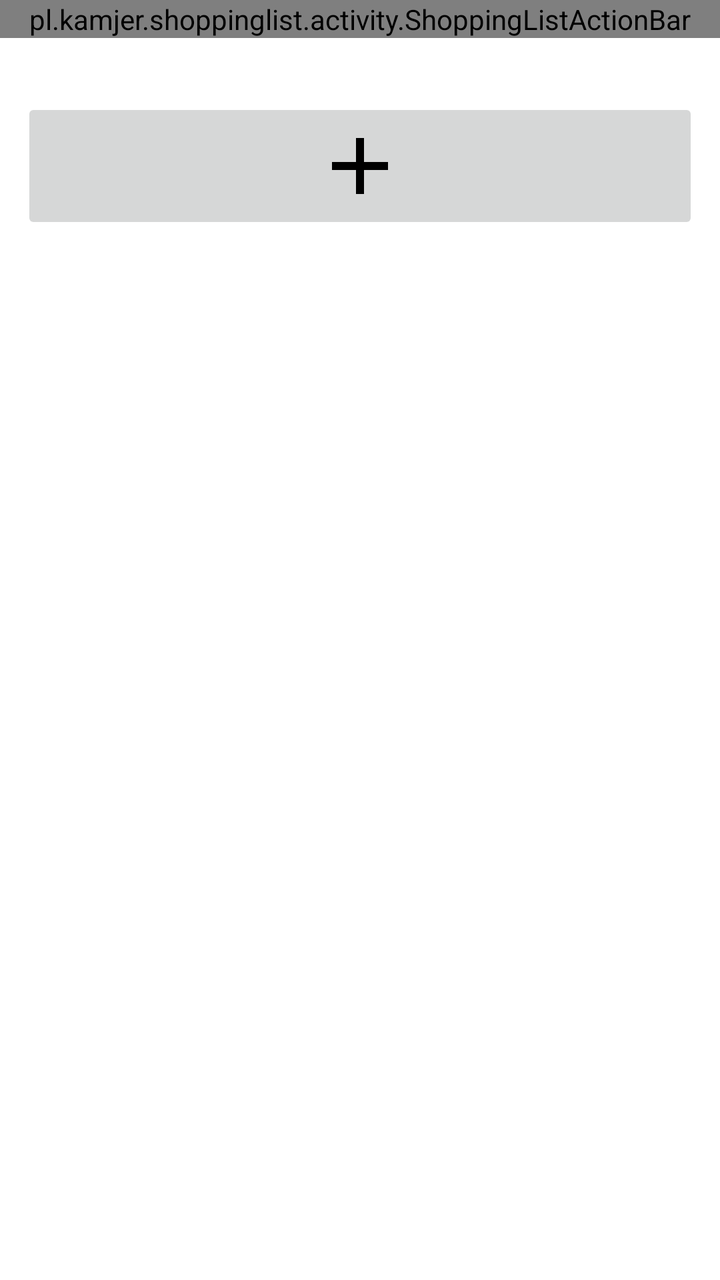
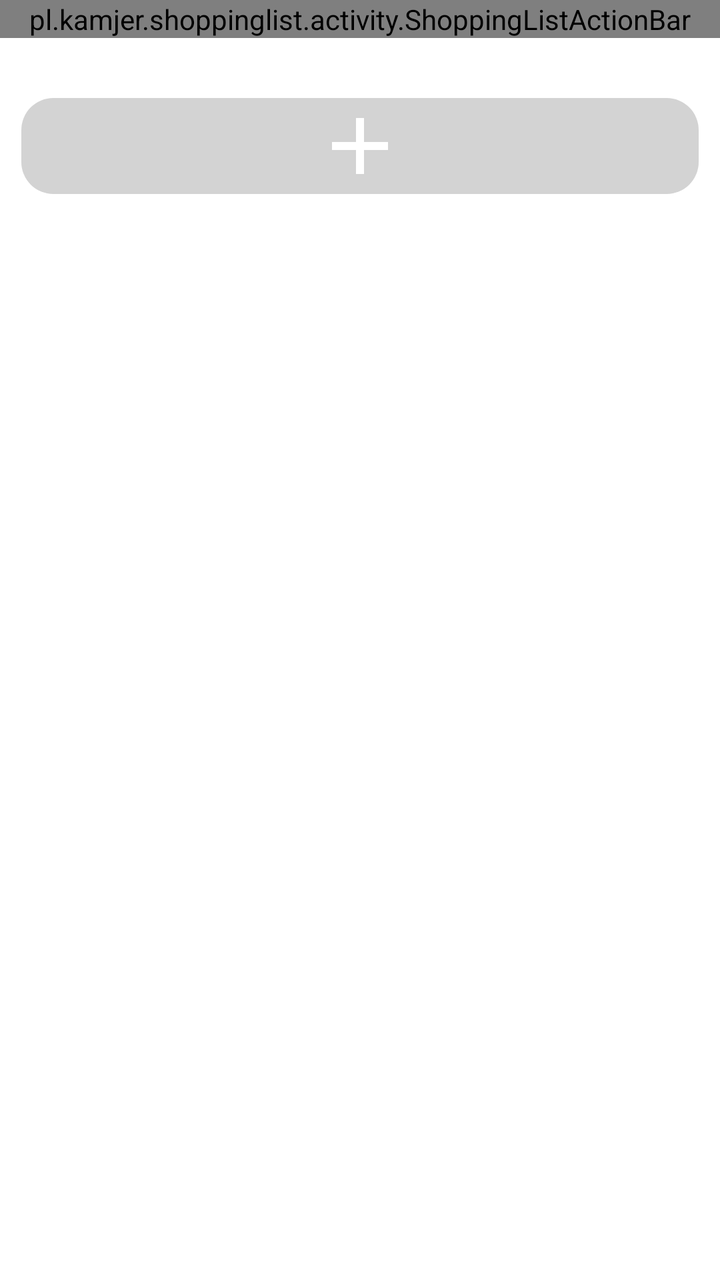

Compare the two renders of this Android layout. The source of the first and the diff that turns it into the second are given below.
<!-- AndroidManifest.xml: application theme Theme.ShoppingList -->
<!-- res/layout/amount_type_activity_layout.xml -->
<?xml version="1.0" encoding="utf-8"?>
<ScrollView xmlns:android="http://schemas.android.com/apk/res/android"
    xmlns:app="http://schemas.android.com/apk/res-auto"
    xmlns:tools="http://schemas.android.com/tools"
    android:id="@+id/amount_type_activity_id"
    android:layout_width="match_parent"
    android:layout_height="match_parent">

    <androidx.constraintlayout.widget.ConstraintLayout
        android:layout_width="match_parent"
        android:layout_height="wrap_content">

        <pl.kamjer.shoppinglist.activity.ShoppingListActionBar
            android:id="@+id/appBar"
            android:layout_width="match_parent"
            android:layout_height="match_parent"
            tools:ignore="MissingConstraints" />

        <androidx.recyclerview.widget.RecyclerView
            android:id="@+id/amountTypeRecyclerView"
            android:layout_width="0dp"
            android:layout_height="wrap_content"
            android:paddingTop="15dp"
            app:layout_constraintEnd_toStartOf="@+id/guideline10"
            app:layout_constraintStart_toStartOf="@+id/guideline9"
            app:layout_constraintTop_toBottomOf="@+id/appBar" />

        <LinearLayout
            android:layout_width="0dp"
            android:layout_height="wrap_content"
            android:paddingTop="15dp"
            app:layout_constraintEnd_toStartOf="@+id/guideline10"
            app:layout_constraintStart_toStartOf="@+id/guideline9"
            app:layout_constraintTop_toBottomOf="@+id/amountTypeRecyclerView">

            <ImageButton
                android:id="@+id/addNewAmountTypeDialogButton"
                android:layout_width="0dp"
                android:layout_height="wrap_content"
                android:layout_weight="1"
                android:contentDescription="@string/adding_category_desc"
                android:src="@drawable/baseline_add_24" />
        </LinearLayout>

        <androidx.constraintlayout.widget.Guideline
            android:id="@+id/guideline9"
            android:layout_width="wrap_content"
            android:layout_height="wrap_content"
            android:orientation="vertical"
            app:layout_constraintGuide_percent="0.03" />

        <androidx.constraintlayout.widget.Guideline
            android:id="@+id/guideline10"
            android:layout_width="wrap_content"
            android:layout_height="wrap_content"
            android:orientation="vertical"
            app:layout_constraintGuide_percent="0.97" />

        <androidx.constraintlayout.widget.Guideline
            android:id="@+id/guideline12"
            android:layout_width="wrap_content"
            android:layout_height="wrap_content"
            android:orientation="horizontal"
            app:layout_constraintGuide_percent="0.97" />
    </androidx.constraintlayout.widget.ConstraintLayout>




</ScrollView>
<!-- resources referenced by this layout -->
<resources>
  <!-- drawable baseline_add_24 (drawable) -->
  <vector xmlns:android="http://schemas.android.com/apk/res/android" android:height="48dp" android:tint="#000000" android:viewportHeight="24" android:viewportWidth="24" android:width="48dp">
        
      <path android:fillColor="@android:color/white" android:pathData="M19,13h-6v6h-2v-6H5v-2h6V5h2v6h6v2z"/>
      
  </vector>
  <string name="adding_category_desc">Adding category</string>
  <style name="Theme.ShoppingList" parent="Theme.MaterialComponents.DayNight.NoActionBar">
          
          <item name="colorPrimary">@color/light_gray</item>
          <item name="colorPrimaryVariant">@color/gray</item>
          <item name="colorOnPrimary">@color/white</item>
          
          <item name="colorSecondary">@color/teal_200</item>
          <item name="colorSecondaryVariant">@color/teal_700</item>
          <item name="colorOnSecondary">@color/black</item>
          
          <item name="android:statusBarColor">?attr/colorPrimaryVariant</item>
          
      </style>
  <color name="light_gray">#FFD3D3D3</color>
  <color name="gray">#FF808080</color>s
  <color name="white">#FFFFFFFF</color>
  <color name="teal_200">#FF03DAC5</color>
  <color name="teal_700">#FF018786</color>
  <color name="black">#FF000000</color>
</resources>

<!-- the commit's change to res/layout/amount_type_activity_layout.xml (unified diff, before → after) -->
@@ -36,10 +36,14 @@
             <ImageButton
                 android:id="@+id/addNewAmountTypeDialogButton"
                 android:layout_width="0dp"
-                android:layout_height="wrap_content"
+                android:layout_height="@dimen/icon_button_min_size"
                 android:layout_weight="1"
+                android:background="@drawable/ripple_rounded_primary"
                 android:contentDescription="@string/adding_category_desc"
-                android:src="@drawable/baseline_add_24" />
+                android:minHeight="@dimen/icon_button_min_size"
+                android:padding="10dp"
+                android:src="@drawable/baseline_add_24"
+                app:tint="?attr/colorOnPrimary" />
         </LinearLayout>
 
         <androidx.constraintlayout.widget.Guideline
<!-- resource entries referenced after the edit -->
@@ -1,11 +1,23 @@
 <!-- resources referenced by this layout -->
 <resources>
+  <dimen name="icon_button_min_size">48dp</dimen>
   <!-- drawable baseline_add_24 (drawable) -->
   <vector xmlns:android="http://schemas.android.com/apk/res/android" android:height="48dp" android:tint="#000000" android:viewportHeight="24" android:viewportWidth="24" android:width="48dp">
         
       <path android:fillColor="@android:color/white" android:pathData="M19,13h-6v6h-2v-6H5v-2h6V5h2v6h6v2z"/>
       
   </vector>
+  <!-- drawable ripple_rounded_primary (drawable) -->
+  <?xml version="1.0" encoding="utf-8"?>
+  <ripple xmlns:android="http://schemas.android.com/apk/res/android"
+      android:color="?attr/colorControlHighlight">
+      <item>
+          <shape android:shape="rectangle">
+              <corners android:radius="@dimen/corner_radius_button" />
+              <solid android:color="?attr/colorPrimary" />
+          </shape>
+      </item>
+  </ripple>
   <string name="adding_category_desc">Adding category</string>
   <style name="Theme.ShoppingList" parent="Theme.MaterialComponents.DayNight.NoActionBar">
           
@@ -18,13 +30,22 @@
           <item name="colorOnSecondary">@color/black</item>
           
           <item name="android:statusBarColor">?attr/colorPrimaryVariant</item>
+          <item name="materialButtonStyle">@style/Widget.ShoppingList.Button.Primary</item>
           
       </style>
+  <dimen name="corner_radius_button">16dp</dimen>
   <color name="light_gray">#FFD3D3D3</color>
-  <color name="gray">#FF808080</color>s
+  <color name="gray">#FF808080</color>
   <color name="white">#FFFFFFFF</color>
   <color name="teal_200">#FF03DAC5</color>
   <color name="teal_700">#FF018786</color>
   <color name="black">#FF000000</color>
+  <style name="Widget.ShoppingList.Button.Primary" parent="Widget.MaterialComponents.Button">
+          <item name="cornerRadius">@dimen/corner_radius_button</item>
+          <item name="android:minHeight">48dp</item>
+          <item name="android:insetTop">0dp</item>
+          <item name="android:insetBottom">0dp</item>
+          <item name="android:textAllCaps">false</item>
+      </style>
 </resources>
 
